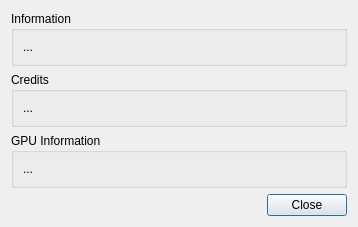
Qt form client/src/ui/dialogs/about_dialog.ui (networkoptix/nx_open) before a commit.
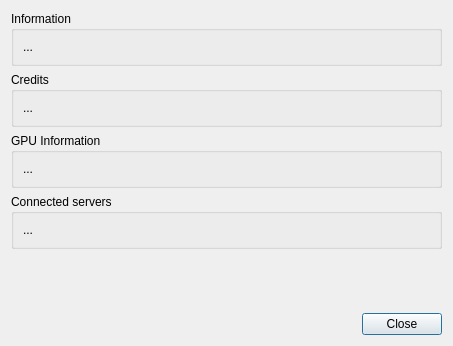
The same form after that commit.

Commit message:
Feature #1440 Show version of all online mediaservers in about box
<==== Mercurial data ====>
Branch: master

```diff
--- a/client/src/ui/dialogs/about_dialog.ui
+++ b/client/src/ui/dialogs/about_dialog.ui
@@ -6,13 +6,15 @@
    <rect>
     <x>0</x>
     <y>0</y>
-    <width>358</width>
-    <height>203</height>
+    <width>453</width>
+    <height>346</height>
    </rect>
   </property>
   <property name="windowTitle">
    <string/>
   </property>
+  <layout class="QVBoxLayout" name="verticalLayout_6">
+   <item>
   <layout class="QVBoxLayout" name="verticalLayout">
    <item>
     <widget class="QGroupBox" name="informationGroupBox">
@@ -71,6 +73,25 @@
      </layout>
     </widget>
    </item>
+     <item>
+      <widget class="QGroupBox" name="serversGroupBox">
+       <property name="title">
+        <string>Connected servers</string>
+       </property>
+       <layout class="QVBoxLayout" name="verticalLayout_5">
+        <item>
+         <widget class="QLabel" name="serversLabel">
+          <property name="text">
+           <string>...</string>
+          </property>
+          <property name="alignment">
+           <set>Qt::AlignLeading|Qt::AlignLeft|Qt::AlignTop</set>
+          </property>
+         </widget>
+        </item>
+       </layout>
+      </widget>
+     </item>
    <item>
     <spacer name="verticalSpacer">
      <property name="orientation">
@@ -93,6 +114,8 @@
       <set>QDialogButtonBox::Close</set>
      </property>
     </widget>
+     </item>
+    </layout>
    </item>
   </layout>
  </widget>
```
Lines whose indentation alone changed are shown as unchanged. The commit also changes 6 other files.
